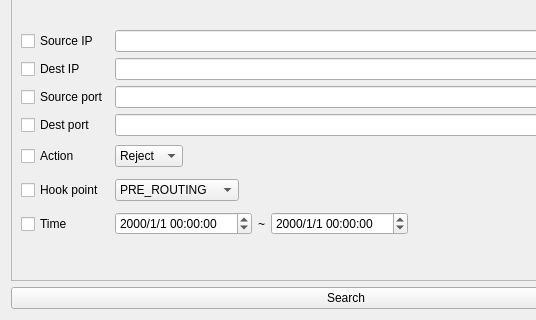
The window that user/log_filter.ui (Hornos3/CoLin-Firewall) describes before a commit, drawn with Qt 5; both pictures show x 0 to 536 and y 108 to 428 of the 692 by 428 pixel window.
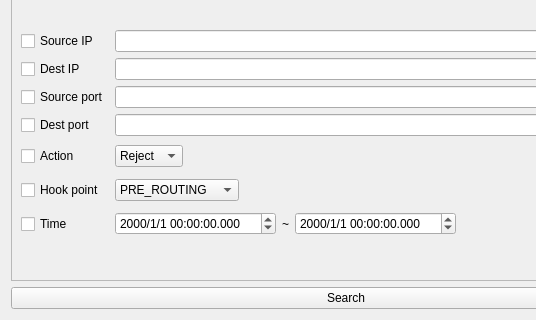
The same window after the commit.

The edit to the form file:
```diff
--- a/user/log_filter.ui
+++ b/user/log_filter.ui
@@ -244,7 +244,7 @@
            <item row="6" column="1" colspan="3">
             <widget class="QDateTimeEdit" name="start_time">
              <property name="displayFormat">
-              <string>yyyy/M/d hh:mm:ss</string>
+              <string>yyyy/M/d hh:mm:ss.zzz</string>
              </property>
             </widget>
            </item>
@@ -258,7 +258,7 @@
            <item row="6" column="5">
             <widget class="QDateTimeEdit" name="end_time">
              <property name="displayFormat">
-              <string>yyyy/M/d hh:mm:ss</string>
+              <string>yyyy/M/d hh:mm:ss.zzz</string>
              </property>
             </widget>
            </item>
```
